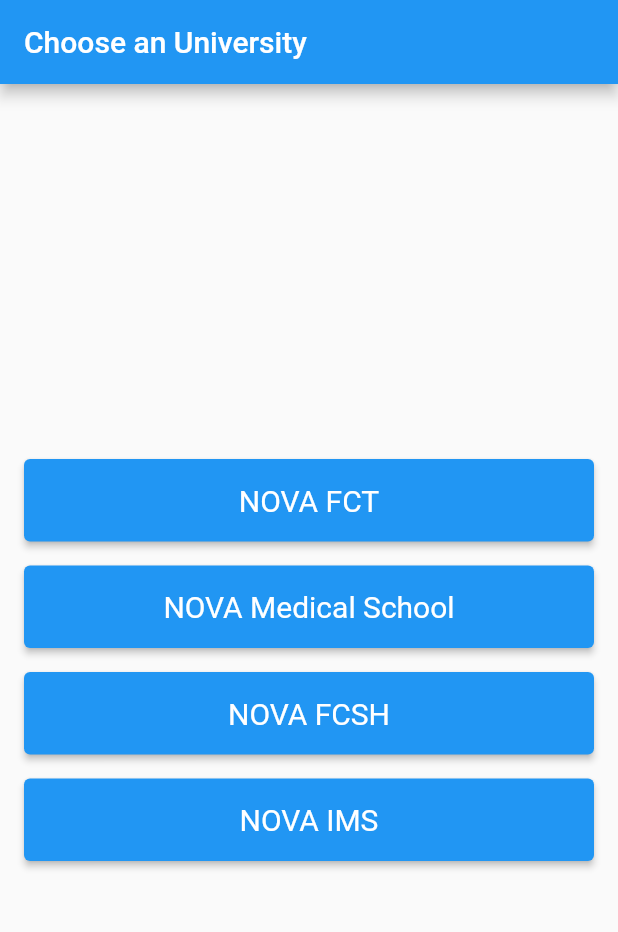
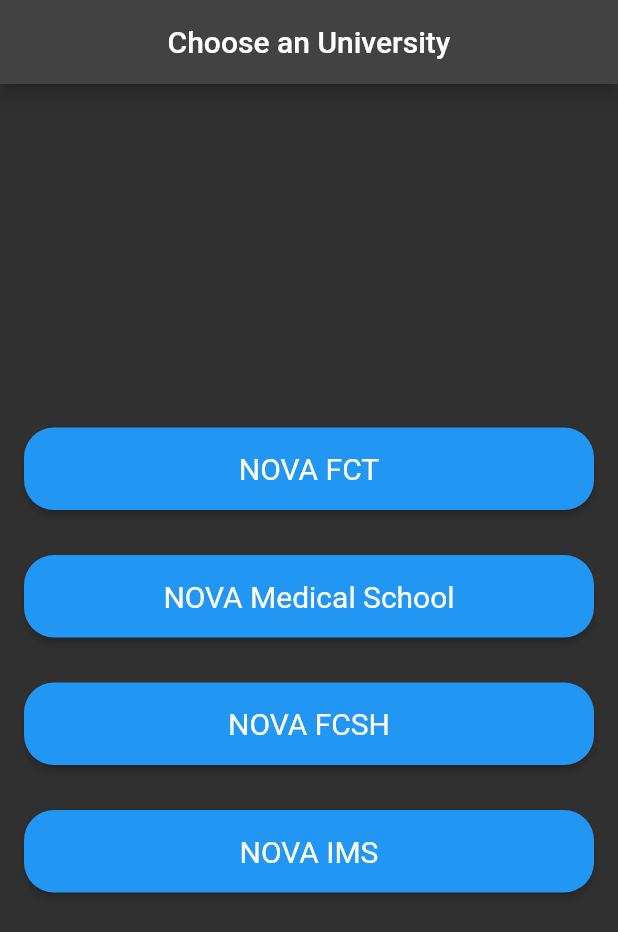
Before and after one commit to JHGarciaXD/IPM2023, a Flutter app: the screen it shows after launch, after a tap on "NOVA FCT", after a tap on the "menu" icon, after a tap on "Choose a university", on a phone screen of 412 x 824 dp. Shown: the top 932 px of the screen. Run offline on Flutter 3.47's test engine with Material 2 defaults, Android fonts, the phone set to English and light mode, and no system bars; our stand-ins replace flutter_dotenv, flutter_map, latlong2, shared_preferences, sliding_up_panel, weather; missing offline and left inert: flutter_map_location_marker; network calls fail.

Commit message:
starting to change the looks of the app

```diff
--- /dev/null
+++ b/nova_maps/lib/Theme/ThemeConstant.dart
@@ -0,0 +1,29 @@
+import 'package:flutter/material.dart';
+
+const COLOR_PRIMARY = Color.fromARGB(255, 22, 11, 59);
+const COLOR_ACCENT = Color.fromARGB(255, 49, 28, 120);
+
+ThemeData lightTheme = ThemeData (
+  brightness: Brightness.dark
+);
+
+ThemeData darkTheme = ThemeData(
+  brightness: Brightness.dark,
+  primaryColor: COLOR_PRIMARY,
+  backgroundColor: const Color.fromARGB(255, 102, 102, 102),
+  floatingActionButtonTheme: FloatingActionButtonThemeData(backgroundColor: COLOR_PRIMARY),
+  elevatedButtonTheme: ElevatedButtonThemeData(
+    style: ButtonStyle(
+      padding: MaterialStateProperty.all<EdgeInsetsGeometry>(EdgeInsets.symmetric(horizontal: 40, vertical: 40),
+
+      ),
+      shape: MaterialStateProperty.all<OutlinedBorder>(RoundedRectangleBorder(
+        borderRadius: BorderRadius.circular(20),
+      ),
+      ),
+      backgroundColor: MaterialStateProperty.all<Color>(COLOR_ACCENT),
+    )
+  )
+
+
+);
--- /dev/null
+++ b/nova_maps/lib/Theme/ThemeManager.dart
@@ -0,0 +1,12 @@
+import 'package:flutter/material.dart';
+
+class ThemeManager with ChangeNotifier{
+  ThemeMode _themeMode = ThemeMode.light;
+
+  get themeMode => _themeMode;
+
+  toggleTheme(bool isDark){
+    _themeMode = isDark? ThemeMode.dark: ThemeMode.light;
+  }
+
+}
--- a/nova_maps/lib/Views/UniversityChoice.dart
+++ b/nova_maps/lib/Views/UniversityChoice.dart
@@ -1,18 +1,22 @@
 import 'package:flutter/material.dart';
 import 'package:nova_maps/Views/HomePage.dart';
+import 'package:shared_preferences/shared_preferences.dart';
+
+
+  const double SPACING = 30;
 
 class UniversityChoice extends StatelessWidget {
+
   @override
   Widget build(BuildContext context) {
     return Scaffold(
       appBar: AppBar(
-        title: Text('Choose an University'), //  Updated title
+        title: Center(child: Text('Choose an University')), //  Updated title
       ),
       body: Padding(
         padding: const EdgeInsets.all(16.0), // Added padding around the column
         child: Stack(
           children: [
-
             Center(
               child: Column(
                 mainAxisAlignment: MainAxisAlignment.center,
@@ -20,20 +24,21 @@
                   UniversityButton(
                     text: "NOVA FCT",
                     onPressed: () {
+                      updateFirstTime();
                       Navigator.pushReplacement(
                         context,
                         MaterialPageRoute(builder: (context) => MyHomePage()),
                       );
                     },
                   ),
-                  SizedBox(height: 16), // Added spacing between buttons
+                  SizedBox(height: SPACING), // Added spacing between buttons
                   UniversityButton(
                     text: 'NOVA Medical School',
                     onPressed: () {
                       _showInDevelopmentPopup(context);
                     },
                   ),
-                  SizedBox(height: 16), // Added spacing between buttons
+                  SizedBox(height: SPACING), // Added spacing between buttons
                   UniversityButton(
                     text: 'NOVA FCSH',
                     onPressed: () {
@@ -41,7 +46,7 @@
                     },
                   ),
 
-                  SizedBox(height: 16), // Added spacing between buttons
+                  SizedBox(height: SPACING), // Added spacing between buttons
                   UniversityButton(
                     text: 'NOVA IMS',
                     onPressed: () {
@@ -56,6 +61,11 @@
       ),
     );
   }
+}
+
+Future<void> updateFirstTime() async {
+  final prefs = await SharedPreferences.getInstance();
+  await prefs.setBool('IsFirstTime', false);
 }
 
 void _showInDevelopmentPopup(BuildContext context) {
--- a/nova_maps/lib/main.dart
+++ b/nova_maps/lib/main.dart
@@ -1,21 +1,38 @@
 import 'package:flutter/material.dart';
 import 'package:flutter_map/flutter_map.dart';
 import 'package:latlong2/latlong.dart';
+import 'package:nova_maps/Theme/ThemeConstant.dart';
+import 'package:nova_maps/Theme/ThemeManager.dart';
+import 'package:shared_preferences/shared_preferences.dart';
 
 import 'Views/UniversityChoice.dart';
 import 'Views/HomePage.dart';
 
-void main() => runApp(MyApp());
+Future<void> main() async {
+  WidgetsFlutterBinding.ensureInitialized();
+  final prefs = await SharedPreferences.getInstance();
+  bool firstTime = prefs.getBool('IsFirstTime') ?? true;
+
+  runApp(MyApp(isFirstTime: firstTime));
+}
+
+
+ThemeManager _themeManager = ThemeManager();
+
 
 class MyApp extends StatelessWidget {
+  final bool isFirstTime;
+
+  MyApp({super.key, required this.isFirstTime});
+
   @override
   Widget build(BuildContext context) {
     return MaterialApp(
       title: 'OpenStreetMap',
-      theme: ThemeData(
-        primarySwatch: Colors.blue,
-      ),
-      home: UniversityChoice(),
+      theme: darkTheme,
+      darkTheme: darkTheme,
+      themeMode:  _themeManager.themeMode,
+      home: isFirstTime ? UniversityChoice() : MyHomePage(),
     );
   }
 }
--- a/nova_maps/pubspec.yaml
+++ b/nova_maps/pubspec.yaml
@@ -44,6 +44,7 @@
   geolocator: ^10.1.0
   flutter_map_location_marker: any
   weather: ^3.1.1
+  shared_preferences: ^2.2.2
 dev_dependencies:
   flutter_test:
     sdk: flutter
```
Also changed, not shown: nova_maps/pubspec.lock, 1 other file.
